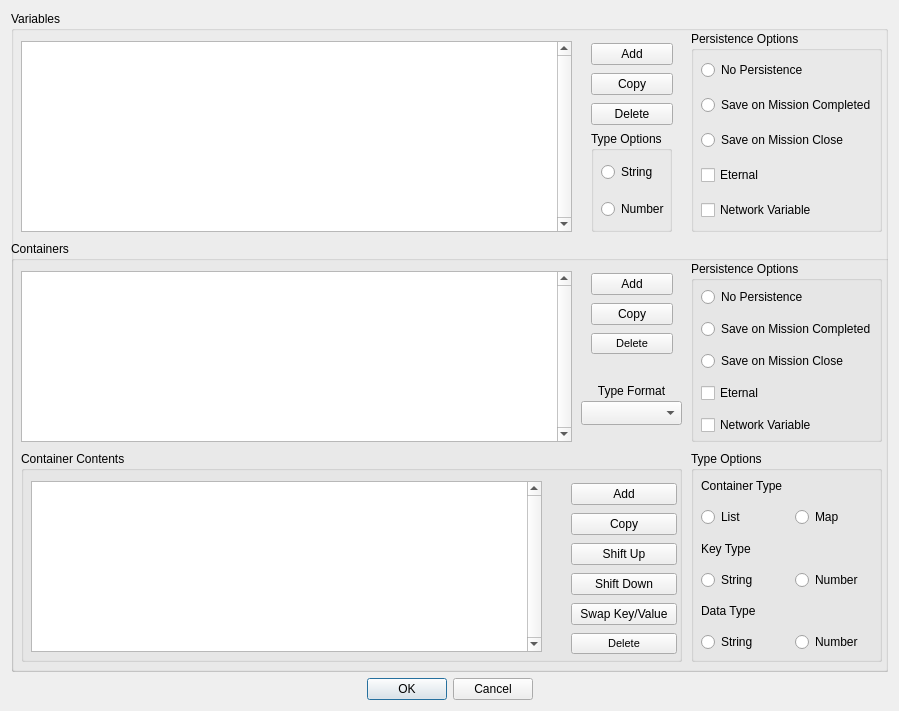
scp-fs2open/fs2open.github.com, file qtfred/ui/VariableDialog.ui: the form before one commit.
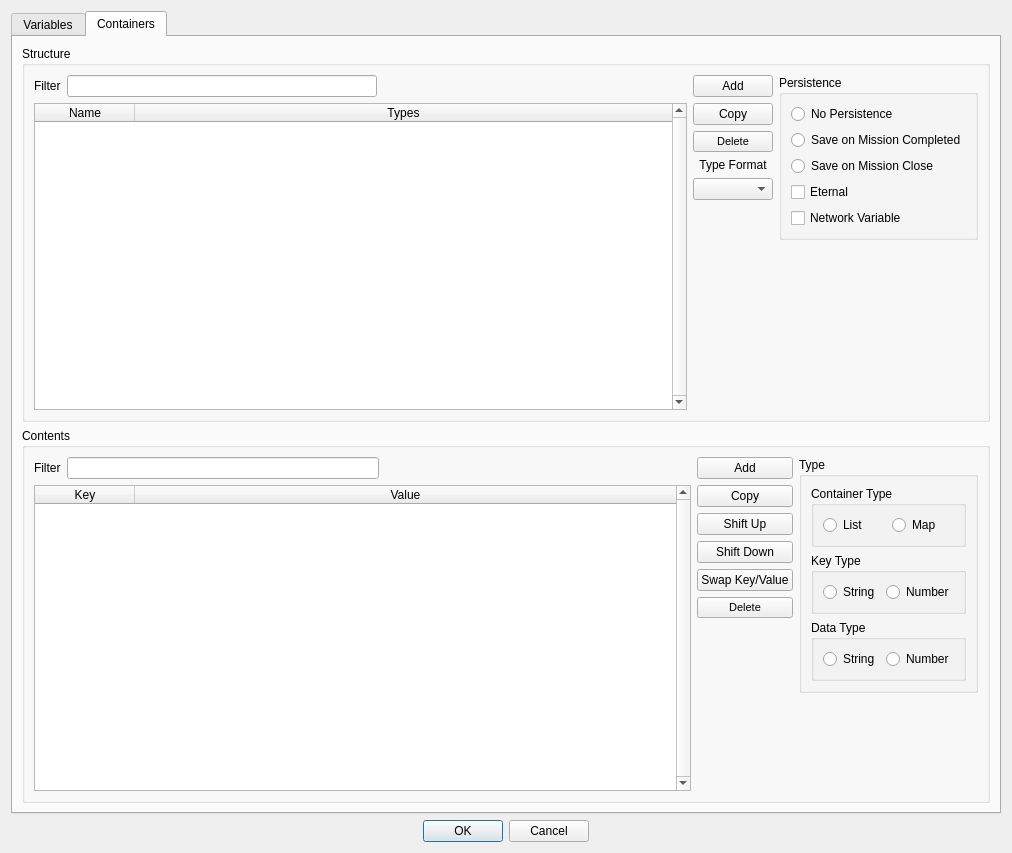
The form after the commit. The open tabs and pages were chosen to show the change.

Commit message:
QtFRED Variables Dialog (#7020)
* refactor variables/containers model and variables ui

* get containers working

* switch to tab view and add filters

* fix the filters

* fixes

* ooo

* static casts

* more static cast

* unused

* clang

Patch:
```diff
--- a/qtfred/ui/VariableDialog.ui
+++ b/qtfred/ui/VariableDialog.ui
@@ -9,86 +9,78 @@
    <rect>
     <x>0</x>
     <y>0</y>
-    <width>899</width>
-    <height>711</height>
+    <width>1012</width>
+    <height>853</height>
    </rect>
   </property>
   <property name="minimumSize">
    <size>
-    <width>899</width>
-    <height>711</height>
+    <width>0</width>
+    <height>0</height>
    </size>
   </property>
   <property name="maximumSize">
    <size>
-    <width>899</width>
-    <height>711</height>
+    <width>16777215</width>
+    <height>16777215</height>
    </size>
   </property>
   <property name="windowTitle">
    <string>Variables Editor</string>
   </property>
-  <layout class="QGridLayout" name="gridLayout">
-   <item row="0" column="0">
-    <layout class="QGridLayout" name="gridLayout_2">
-     <item row="0" column="0">
-      <widget class="QGroupBox" name="groupBox">
-       <property name="minimumSize">
+  <layout class="QVBoxLayout" name="verticalLayout_2">
+   <item>
+    <widget class="QTabWidget" name="tabWidget">
+     <property name="currentIndex">
+      <number>0</number>
+     </property>
+     <widget class="QWidget" name="tab">
+      <attribute name="title">
+       <string>Variables</string>
+      </attribute>
+      <layout class="QVBoxLayout" name="verticalLayout">
+       <item>
+        <widget class="QGroupBox" name="variablesGroupBox">
+         <property name="title">
+          <string>Variables</string>
+         </property>
+         <layout class="QHBoxLayout" name="horizontalLayout_3">
+          <item>
+           <layout class="QVBoxLayout" name="variablesListLayout">
+            <item>
+             <layout class="QHBoxLayout" name="variablesFilterLayout">
+              <item>
+               <widget class="QLabel" name="variablesFilterLabel">
+                <property name="text">
+                 <string>Filter</string>
+                </property>
+               </widget>
+              </item>
+              <item>
+               <widget class="QLineEdit" name="variablesFilterLineEdit"/>
+              </item>
+              <item>
+               <spacer name="variablesFilterSpacer">
+                <property name="orientation">
+                 <enum>Qt::Horizontal</enum>
+                </property>
+                <property name="sizeHint" stdset="0">
         <size>
-         <width>734</width>
-         <height>643</height>
-        </size>
-       </property>
-       <property name="title">
-        <string>Variables</string>
-       </property>
-       <widget class="QGroupBox" name="groupBox_4">
-        <property name="geometry">
-         <rect>
-          <x>580</x>
-          <y>120</y>
-          <width>81</width>
-          <height>101</height>
-         </rect>
-        </property>
-        <property name="title">
-         <string>Type Options</string>
-        </property>
-        <widget class="QWidget" name="layoutWidget">
-         <property name="geometry">
-          <rect>
-           <x>10</x>
-           <y>20</y>
-           <width>71</width>
-           <height>80</height>
-          </rect>
-         </property>
-         <layout class="QVBoxLayout" name="verticalLayout_6">
-          <item>
-           <widget class="QRadioButton" name="setVariableAsStringRadio">
-            <property name="text">
-             <string>String</string>
-            </property>
-           </widget>
-          </item>
-          <item>
-           <widget class="QRadioButton" name="setVariableAsNumberRadio">
-            <property name="text">
-             <string>Number</string>
-            </property>
-           </widget>
-          </item>
-         </layout>
-        </widget>
-       </widget>
+                  <width>40</width>
+                  <height>20</height>
+                 </size>
+                </property>
+               </spacer>
+              </item>
+             </layout>
+            </item>
+            <item>
        <widget class="QTableWidget" name="variablesTable">
-        <property name="geometry">
-         <rect>
-          <x>10</x>
-          <y>30</y>
-          <width>551</width>
-          <height>191</height>
-         </rect>
+              <property name="minimumSize">
+               <size>
+                <width>0</width>
+                <height>200</height>
+               </size>
         </property>
         <property name="verticalScrollBarPolicy">
          <enum>Qt::ScrollBarAlwaysOn</enum>
@@ -117,33 +109,96 @@
         <attribute name="horizontalHeaderHighlightSections">
          <bool>false</bool>
         </attribute>
+              <attribute name="horizontalHeaderStretchLastSection">
+               <bool>true</bool>
+              </attribute>
         <attribute name="verticalHeaderVisible">
          <bool>false</bool>
         </attribute>
-       </widget>
-       <widget class="QGroupBox" name="groupBox_7">
-        <property name="geometry">
-         <rect>
-          <x>680</x>
-          <y>20</y>
-          <width>191</width>
-          <height>201</height>
-         </rect>
-        </property>
+              <column>
+               <property name="text">
+                <string>Name</string>
+               </property>
+              </column>
+              <column>
+               <property name="text">
+                <string>Value</string>
+               </property>
+              </column>
+             </widget>
+            </item>
+           </layout>
+          </item>
+          <item>
+           <layout class="QVBoxLayout" name="variablesButtonsVerticalLayout">
+            <item>
+             <widget class="QPushButton" name="addVariableButton">
+              <property name="text">
+               <string>Add</string>
+              </property>
+             </widget>
+            </item>
+            <item>
+             <widget class="QPushButton" name="copyVariableButton">
+              <property name="text">
+               <string>Copy</string>
+              </property>
+             </widget>
+            </item>
+            <item>
+             <widget class="QPushButton" name="deleteVariableButton">
+              <property name="text">
+               <string>Delete</string>
+              </property>
+             </widget>
+            </item>
+            <item>
+             <widget class="QGroupBox" name="variablesTypeGroupBox">
         <property name="title">
-         <string>Persistence Options</string>
-        </property>
-        <widget class="QWidget" name="layoutWidget_1">
-         <property name="geometry">
-          <rect>
-           <x>10</x>
-           <y>20</y>
-           <width>181</width>
-           <height>181</height>
-          </rect>
+               <string>Type</string>
          </property>
          <layout class="QVBoxLayout" name="verticalLayout_7">
           <item>
+                <widget class="QRadioButton" name="setVariableAsStringRadio">
+                 <property name="text">
+                  <string>String</string>
+                 </property>
+                </widget>
+               </item>
+               <item>
+                <widget class="QRadioButton" name="setVariableAsNumberRadio">
+                 <property name="text">
+                  <string>Number</string>
+                 </property>
+                </widget>
+               </item>
+              </layout>
+             </widget>
+            </item>
+            <item>
+             <spacer name="variablesButtonsSpacer">
+              <property name="orientation">
+               <enum>Qt::Vertical</enum>
+              </property>
+              <property name="sizeHint" stdset="0">
+               <size>
+                <width>20</width>
+                <height>40</height>
+               </size>
+              </property>
+             </spacer>
+            </item>
+           </layout>
+          </item>
+          <item>
+           <layout class="QVBoxLayout" name="variablesPersistenceVerticalLayout">
+            <item>
+             <widget class="QGroupBox" name="variablesPersistenceGroupBox">
+              <property name="title">
+               <string>Persistence</string>
+              </property>
+              <layout class="QVBoxLayout" name="verticalLayout_6">
+               <item>
            <widget class="QRadioButton" name="doNotSaveVariableRadio">
             <property name="text">
              <string>No Persistence</string>
@@ -180,78 +235,284 @@
           </item>
          </layout>
         </widget>
-       </widget>
-       <widget class="QWidget" name="verticalLayoutWidget">
-        <property name="geometry">
-         <rect>
-          <x>580</x>
-          <y>30</y>
-          <width>82</width>
-          <height>86</height>
-         </rect>
-        </property>
-        <layout class="QVBoxLayout" name="verticalLayout">
-         <item>
-          <widget class="QPushButton" name="addVariableButton">
-           <property name="text">
-            <string>Add</string>
-           </property>
-          </widget>
          </item>
          <item>
-          <widget class="QPushButton" name="copyVariableButton">
-           <property name="text">
-            <string>Copy</string>
-           </property>
-          </widget>
-         </item>
-         <item>
-          <widget class="QPushButton" name="deleteVariableButton">
-           <property name="text">
-            <string>Delete</string>
-           </property>
-          </widget>
-         </item>
-        </layout>
-       </widget>
-       <widget class="QGroupBox" name="groupBox_2">
-        <property name="geometry">
-         <rect>
-          <x>0</x>
-          <y>230</y>
-          <width>881</width>
-          <height>431</height>
-         </rect>
-        </property>
-        <property name="minimumSize">
+             <spacer name="variablesPersistenceSpacer">
+              <property name="orientation">
+               <enum>Qt::Vertical</enum>
+              </property>
+              <property name="sizeHint" stdset="0">
          <size>
-          <width>0</width>
-          <height>380</height>
-         </size>
-        </property>
-        <property name="title">
+                <width>20</width>
+                <height>40</height>
+               </size>
+              </property>
+             </spacer>
+            </item>
+           </layout>
+          </item>
+         </layout>
+        </widget>
+       </item>
+      </layout>
+     </widget>
+     <widget class="QWidget" name="tab_2">
+      <attribute name="title">
          <string>Containers</string>
-        </property>
-        <widget class="QGroupBox" name="groupBox_3">
-         <property name="geometry">
-          <rect>
-           <x>10</x>
-           <y>210</y>
-           <width>661</width>
-           <height>211</height>
-          </rect>
-         </property>
+      </attribute>
+      <layout class="QVBoxLayout" name="verticalLayout_3">
+       <item>
+        <widget class="QGroupBox" name="containerStructureGroupBox">
+         <property name="title">
+          <string>Structure</string>
+         </property>
+         <layout class="QHBoxLayout" name="horizontalLayout_4">
+          <item>
+           <layout class="QVBoxLayout" name="containerListLayout">
+            <item>
+             <layout class="QHBoxLayout" name="containerFilterLayout">
+              <item>
+               <widget class="QLabel" name="containerFilterLabel">
+                <property name="text">
+                 <string>Filter</string>
+                </property>
+               </widget>
+              </item>
+              <item>
+               <widget class="QLineEdit" name="containerFilterLineEdit"/>
+              </item>
+              <item>
+               <spacer name="containerFilterSpacer">
+                <property name="orientation">
+                 <enum>Qt::Horizontal</enum>
+                </property>
+                <property name="sizeHint" stdset="0">
+                 <size>
+                  <width>40</width>
+                  <height>20</height>
+                 </size>
+                </property>
+               </spacer>
+              </item>
+             </layout>
+            </item>
+            <item>
+             <widget class="QTableWidget" name="containersTable">
+              <property name="minimumSize">
+               <size>
+                <width>0</width>
+                <height>200</height>
+               </size>
+              </property>
+              <property name="verticalScrollBarPolicy">
+               <enum>Qt::ScrollBarAlwaysOn</enum>
+              </property>
+              <property name="horizontalScrollBarPolicy">
+               <enum>Qt::ScrollBarAlwaysOff</enum>
+              </property>
+              <property name="editTriggers">
+               <set>QAbstractItemView::DoubleClicked|QAbstractItemView::EditKeyPressed</set>
+              </property>
+              <property name="alternatingRowColors">
+               <bool>false</bool>
+              </property>
+              <property name="selectionMode">
+               <enum>QAbstractItemView::SingleSelection</enum>
+              </property>
+              <property name="selectionBehavior">
+               <enum>QAbstractItemView::SelectRows</enum>
+              </property>
+              <property name="gridStyle">
+               <enum>Qt::DotLine</enum>
+              </property>
+              <property name="cornerButtonEnabled">
+               <bool>false</bool>
+              </property>
+              <attribute name="horizontalHeaderHighlightSections">
+               <bool>false</bool>
+              </attribute>
+              <attribute name="horizontalHeaderStretchLastSection">
+               <bool>true</bool>
+              </attribute>
+              <attribute name="verticalHeaderVisible">
+               <bool>false</bool>
+              </attribute>
+              <column>
+               <property name="text">
+                <string>Name</string>
+               </property>
+              </column>
+              <column>
+               <property name="text">
+                <string>Types</string>
+               </property>
+              </column>
+             </widget>
+            </item>
+           </layout>
+          </item>
+          <item>
+           <layout class="QVBoxLayout" name="containerStructureButtonsVerticalLayout">
+            <item>
+             <widget class="QPushButton" name="addContainerButton">
+              <property name="text">
+               <string>Add</string>
+              </property>
+             </widget>
+            </item>
+            <item>
+             <widget class="QPushButton" name="copyContainerButton">
+              <property name="text">
+               <string>Copy</string>
+              </property>
+             </widget>
+            </item>
+            <item>
+             <widget class="QPushButton" name="deleteContainerButton">
+              <property name="font">
+               <font>
+                <pointsize>8</pointsize>
+               </font>
+              </property>
+              <property name="text">
+               <string>Delete</string>
+              </property>
+             </widget>
+            </item>
+            <item>
+             <widget class="QLabel" name="selectFormatLabel">
+              <property name="text">
+               <string>Type Format</string>
+              </property>
+              <property name="alignment">
+               <set>Qt::AlignCenter</set>
+              </property>
+             </widget>
+            </item>
+            <item>
+             <widget class="QComboBox" name="selectFormatCombobox"/>
+            </item>
+            <item>
+             <spacer name="containerStuctureButtonsSpacer">
+              <property name="orientation">
+               <enum>Qt::Vertical</enum>
+              </property>
+              <property name="sizeHint" stdset="0">
+               <size>
+                <width>20</width>
+                <height>40</height>
+               </size>
+              </property>
+             </spacer>
+            </item>
+           </layout>
+          </item>
+          <item>
+           <layout class="QVBoxLayout" name="containerStructurePersistenceVerticalLayout">
+            <item>
+             <widget class="QGroupBox" name="containerStructurePersistenceGroupBox">
          <property name="title">
-          <string>Container Contents</string>
-         </property>
+               <string>Persistence</string>
+              </property>
+              <layout class="QVBoxLayout" name="verticalLayout_11">
+               <item>
+                <widget class="QRadioButton" name="doNotSaveContainerRadio">
+                 <property name="text">
+                  <string>No Persistence</string>
+                 </property>
+                </widget>
+               </item>
+               <item>
+                <widget class="QRadioButton" name="saveContainerOnMissionCompletedRadio">
+                 <property name="text">
+                  <string>Save on Mission Completed</string>
+                 </property>
+                </widget>
+               </item>
+               <item>
+                <widget class="QRadioButton" name="saveContainerOnMissionCloseRadio">
+                 <property name="text">
+                  <string>Save on Mission Close</string>
+                 </property>
+                </widget>
+               </item>
+               <item>
+                <widget class="QCheckBox" name="setContainerAsEternalCheckbox">
+                 <property name="text">
+                  <string>Eternal</string>
+                 </property>
+                </widget>
+               </item>
+               <item>
+                <widget class="QCheckBox" name="networkContainerCheckbox">
+                 <property name="text">
+                  <string>Network Variable</string>
+                 </property>
+                </widget>
+               </item>
+              </layout>
+             </widget>
+            </item>
+            <item>
+             <spacer name="containerPersistenceSpacer">
+              <property name="orientation">
+               <enum>Qt::Vertical</enum>
+              </property>
+              <property name="sizeHint" stdset="0">
+               <size>
+                <width>20</width>
+                <height>40</height>
+               </size>
+              </property>
+             </spacer>
+            </item>
+           </layout>
+          </item>
+         </layout>
+        </widget>
+       </item>
+       <item>
+        <widget class="QGroupBox" name="containerContentsGroupBox">
+         <property name="title">
+          <string>Contents</string>
+         </property>
+         <layout class="QHBoxLayout" name="horizontalLayout_5">
+          <item>
+           <layout class="QVBoxLayout" name="containerItemListLayout">
+            <item>
+             <layout class="QHBoxLayout" name="containerItemFilterLayout">
+              <item>
+               <widget class="QLabel" name="containerItemFilterLabel">
+                <property name="text">
+                 <string>Filter</string>
+                </property>
+               </widget>
+              </item>
+              <item>
+               <widget class="QLineEdit" name="containerItemFilterLineEdit"/>
+              </item>
+              <item>
+               <spacer name="containterItemFilterSpacer">
+                <property name="orientation">
+                 <enum>Qt::Horizontal</enum>
+                </property>
+                <property name="sizeHint" stdset="0">
+                 <size>
+                  <width>40</width>
+                  <height>20</height>
+                 </size>
+                </property>
+               </spacer>
+              </item>
+             </layout>
+            </item>
+            <item>
          <widget class="QTableWidget" name="containerContentsTable">
-          <property name="geometry">
-           <rect>
-            <x>10</x>
-            <y>30</y>
-            <width>511</width>
-            <height>171</height>
-           </rect>
+              <property name="minimumSize">
+               <size>
+                <width>0</width>
+                <height>200</height>
+               </size>
           </property>
           <property name="verticalScrollBarPolicy">
            <enum>Qt::ScrollBarAlwaysOn</enum>
@@ -274,20 +535,28 @@
           <attribute name="horizontalHeaderHighlightSections">
            <bool>false</bool>
           </attribute>
+              <attribute name="horizontalHeaderStretchLastSection">
+               <bool>true</bool>
+              </attribute>
           <attribute name="verticalHeaderVisible">
            <bool>false</bool>
           </attribute>
-         </widget>
-         <widget class="QWidget" name="verticalLayoutWidget_3">
-          <property name="geometry">
-           <rect>
-            <x>550</x>
-            <y>30</y>
-            <width>106</width>
-            <height>175</height>
-           </rect>
-          </property>
-          <layout class="QVBoxLayout" name="verticalLayout_4">
+              <column>
+               <property name="text">
+                <string>Key</string>
+               </property>
+              </column>
+              <column>
+               <property name="text">
+                <string>Value</string>
+               </property>
+              </column>
+             </widget>
+            </item>
+           </layout>
+          </item>
+          <item>
+           <layout class="QVBoxLayout" name="containerContentsButtonsVerticalLayout">
            <item>
             <widget class="QPushButton" name="addContainerItemButton">
              <property name="text">
@@ -335,138 +604,35 @@
              </property>
             </widget>
            </item>
-          </layout>
-         </widget>
-        </widget>
-        <widget class="QWidget" name="verticalLayoutWidget_2">
-         <property name="geometry">
-          <rect>
-           <x>580</x>
-           <y>30</y>
-           <width>82</width>
-           <height>85</height>
-          </rect>
-         </property>
-         <layout class="QVBoxLayout" name="verticalLayout_3">
           <item>
-           <widget class="QPushButton" name="addContainerButton">
-            <property name="text">
-             <string>Add</string>
-            </property>
-           </widget>
-          </item>
-          <item>
-           <widget class="QPushButton" name="copyContainerButton">
-            <property name="text">
-             <string>Copy</string>
-            </property>
-           </widget>
-          </item>
-          <item>
-           <widget class="QPushButton" name="deleteContainerButton">
-            <property name="font">
-             <font>
-              <pointsize>8</pointsize>
-             </font>
-            </property>
-            <property name="text">
-             <string>Delete</string>
-            </property>
-           </widget>
-          </item>
-         </layout>
-        </widget>
-        <widget class="QGroupBox" name="groupBox_5">
-         <property name="geometry">
-          <rect>
-           <x>680</x>
-           <y>20</y>
-           <width>191</width>
-           <height>181</height>
-          </rect>
-         </property>
-         <property name="title">
-          <string>Persistence Options</string>
-         </property>
-         <widget class="QWidget" name="verticalLayoutWidget_6">
-          <property name="geometry">
-           <rect>
-            <x>10</x>
-            <y>20</y>
-            <width>181</width>
-            <height>161</height>
-           </rect>
-          </property>
-          <layout class="QVBoxLayout" name="verticalLayout_9">
-           <item>
-            <widget class="QRadioButton" name="doNotSaveContainerRadio">
-             <property name="text">
-              <string>No Persistence</string>
-             </property>
-            </widget>
+             <spacer name="containerContentsButtonsSpacer">
+              <property name="orientation">
+               <enum>Qt::Vertical</enum>
+              </property>
+              <property name="sizeHint" stdset="0">
+               <size>
+                <width>20</width>
+                <height>40</height>
+               </size>
+              </property>
+             </spacer>
+            </item>
+           </layout>
            </item>
            <item>
-            <widget class="QRadioButton" name="saveContainerOnMissionCompletedRadio">
-             <property name="text">
-              <string>Save on Mission Completed</string>
-             </property>
-            </widget>
-           </item>
+           <layout class="QVBoxLayout" name="containerTypesVerticalLayout">
            <item>
-            <widget class="QRadioButton" name="saveContainerOnMissionCloseRadio">
-             <property name="text">
-              <string>Save on Mission Close</string>
-             </property>
-            </widget>
-           </item>
-           <item>
-            <widget class="QCheckBox" name="setContainerAsEternalCheckbox">
-             <property name="text">
-              <string>Eternal</string>
-             </property>
-            </widget>
-           </item>
-           <item>
-            <widget class="QCheckBox" name="networkContainerCheckbox">
-             <property name="text">
-              <string>Network Variable</string>
-             </property>
-            </widget>
-           </item>
-          </layout>
-         </widget>
-        </widget>
-        <widget class="QGroupBox" name="groupBox_6">
-         <property name="geometry">
-          <rect>
-           <x>680</x>
-           <y>210</y>
-           <width>191</width>
-           <height>211</height>
-          </rect>
-         </property>
+             <widget class="QGroupBox" name="containerTypesGroupBox">
          <property name="title">
-          <string>Type Options</string>
-         </property>
-         <widget class="QWidget" name="verticalLayoutWidget_7">
-          <property name="geometry">
-           <rect>
-            <x>10</x>
-            <y>20</y>
-            <width>181</width>
-            <height>181</height>
-           </rect>
-          </property>
-          <layout class="QVBoxLayout" name="verticalLayout_10">
+               <string>Type</string>
+              </property>
+              <layout class="QVBoxLayout" name="verticalLayout_12">
            <item>
-            <widget class="QLabel" name="label_3">
-             <property name="text">
+                <widget class="QGroupBox" name="containerBaseTypeGroupBox">
+                 <property name="title">
               <string>Container Type</string>
              </property>
-            </widget>
-           </item>
-           <item>
-            <layout class="QHBoxLayout" name="horizontalLayout">
+                 <layout class="QHBoxLayout" name="horizontalLayout_7">
              <item>
               <widget class="QRadioButton" name="setContainerAsListRadio">
                <property name="text">
@@ -482,16 +648,14 @@
               </widget>
              </item>
             </layout>
+                </widget>
            </item>
            <item>
-            <widget class="QLabel" name="label_4">
-             <property name="text">
+                <widget class="QGroupBox" name="containerKeyTypeGroupBox">
+                 <property name="title">
               <string>Key Type</string>
              </property>
-            </widget>
-           </item>
-           <item>
-            <layout class="QHBoxLayout" name="horizontalLayout_6">
+                 <layout class="QHBoxLayout" name="horizontalLayout">
              <item>
               <widget class="QRadioButton" name="setContainerKeyAsStringRadio">
                <property name="text">
@@ -507,16 +671,14 @@
               </widget>
              </item>
             </layout>
+                </widget>
            </item>
            <item>
-            <widget class="QLabel" name="label_2">
-             <property name="text">
+                <widget class="QGroupBox" name="containerDataTypeGroupBox">
+                 <property name="title">
               <string>Data Type</string>
              </property>
-            </widget>
-           </item>
-           <item>
-            <layout class="QHBoxLayout" name="horizontalLayout_2">
+                 <layout class="QHBoxLayout" name="horizontalLayout_6">
              <item>
               <widget class="QRadioButton" name="setContainerAsStringRadio">
                <property name="text">
@@ -532,83 +694,35 @@
               </widget>
              </item>
             </layout>
+                </widget>
            </item>
           </layout>
          </widget>
-        </widget>
-        <widget class="QTableWidget" name="containersTable">
-         <property name="geometry">
-          <rect>
-           <x>10</x>
-           <y>30</y>
-           <width>551</width>
-           <height>171</height>
-          </rect>
-         </property>
-         <property name="verticalScrollBarPolicy">
-          <enum>Qt::ScrollBarAlwaysOn</enum>
-         </property>
-         <property name="horizontalScrollBarPolicy">
-          <enum>Qt::ScrollBarAlwaysOff</enum>
-         </property>
-         <property name="editTriggers">
-          <set>QAbstractItemView::DoubleClicked|QAbstractItemView::EditKeyPressed</set>
-         </property>
-         <property name="alternatingRowColors">
-          <bool>false</bool>
-         </property>
-         <property name="selectionMode">
-          <enum>QAbstractItemView::SingleSelection</enum>
-         </property>
-         <property name="selectionBehavior">
-          <enum>QAbstractItemView::SelectRows</enum>
-         </property>
-         <property name="gridStyle">
-          <enum>Qt::DotLine</enum>
-         </property>
-         <property name="cornerButtonEnabled">
-          <bool>false</bool>
-         </property>
-         <attribute name="horizontalHeaderHighlightSections">
-          <bool>false</bool>
-         </attribute>
-         <attribute name="verticalHeaderVisible">
-          <bool>false</bool>
-         </attribute>
+            </item>
+            <item>
+             <spacer name="containerContentsTypeSpacer">
+              <property name="orientation">
+               <enum>Qt::Vertical</enum>
+              </property>
+              <property name="sizeHint" stdset="0">
+               <size>
+                <width>20</width>
+                <height>40</height>
+               </size>
+              </property>
+             </spacer>
+            </item>
+           </layout>
+          </item>
+         </layout>
         </widget>
-        <widget class="QLabel" name="label">
-         <property name="geometry">
-          <rect>
-           <x>580</x>
-           <y>140</y>
-           <width>81</width>
-           <height>20</height>
-          </rect>
-         </property>
-         <property name="text">
-          <string>Type Format</string>
-         </property>
-         <property name="alignment">
-          <set>Qt::AlignCenter</set>
-         </property>
-        </widget>
-        <widget class="QComboBox" name="selectFormatCombobox">
-         <property name="geometry">
-          <rect>
-           <x>570</x>
-           <y>160</y>
-           <width>101</width>
-           <height>24</height>
-          </rect>
-         </property>
-        </widget>
-       </widget>
-      </widget>
-     </item>
-    </layout>
-   </item>
-   <item row="1" column="0">
-    <widget class="QDialogButtonBox" name="OkCancelButtons">
+       </item>
+      </layout>
+     </widget>
+    </widget>
+   </item>
+   <item>
+    <widget class="QDialogButtonBox" name="okAndCancelButtons">
      <property name="standardButtons">
       <set>QDialogButtonBox::Cancel|QDialogButtonBox::Ok</set>
      </property>
```
Left out of the diff: 35 changed lines with no effect on the pictures. Lines whose indentation alone changed are shown as unchanged. The commit also changes 7 other files.
